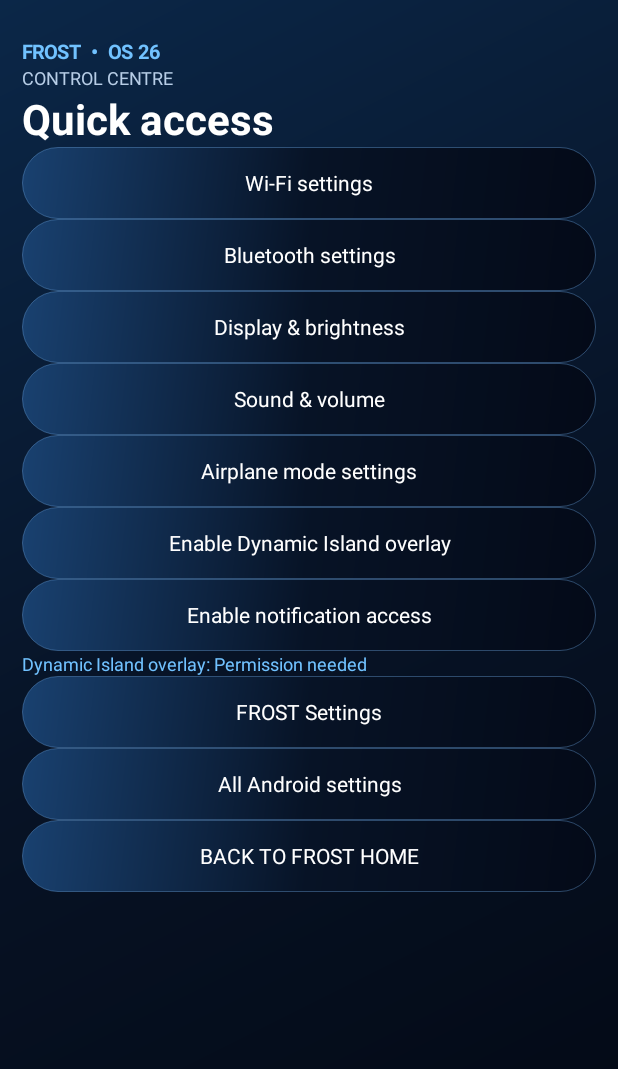
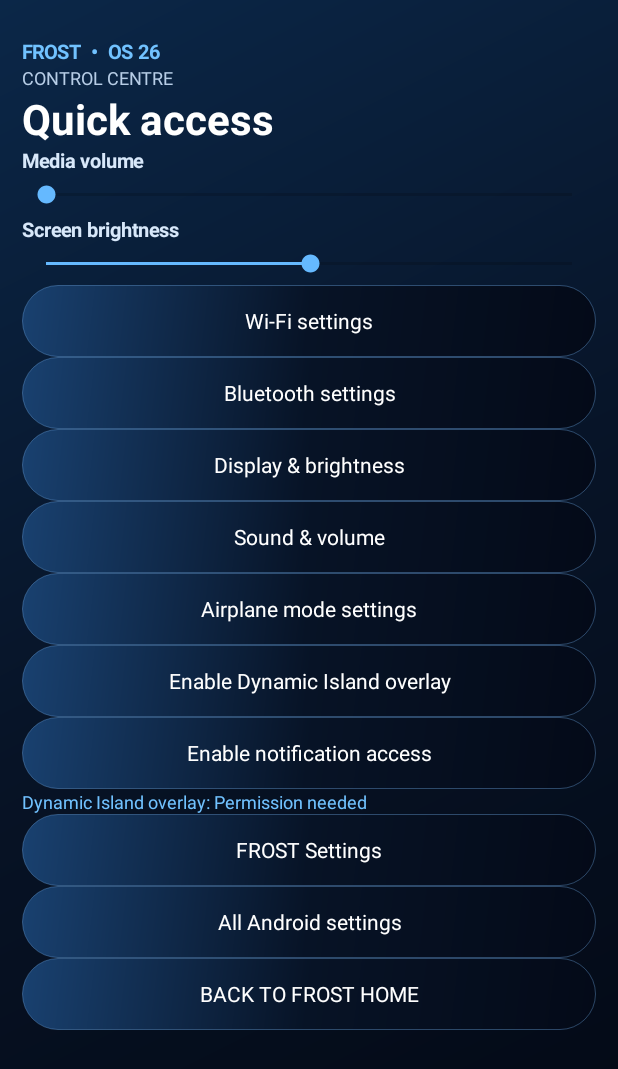
Before and after one commit to vince551/Frost-os-26, an Android app: the screen it shows after launch (MainActivity), after a tap on "CONTROL CENTRE", on a phone screen of 412 x 824 dp. Shown: the top 1069 px of the screen. Run offline under Robolectric (Android 15) with nearby library versions, the phone set to English and light mode, and no system bars.

Commit message:
Add working volume and brightness controls

```diff
--- a/app/src/main/java/com/vince/frostos/MainActivity.java
+++ b/app/src/main/java/com/vince/frostos/MainActivity.java
@@ -9,6 +9,7 @@ import android.graphics.Typeface;
 import android.graphics.drawable.GradientDrawable;
 import android.hardware.camera2.CameraManager;
 import android.net.Uri;
+import android.media.AudioManager;
 import android.os.Bundle;
 import android.os.Handler;
 import android.provider.Settings;
@@ -19,6 +20,7 @@ import android.widget.Button;
 import android.widget.GridLayout;
 import android.widget.LinearLayout;
 import android.widget.ScrollView;
+import android.widget.SeekBar;
 import android.widget.TextView;
 import java.text.SimpleDateFormat;
 import java.util.Collections;
@@ -274,6 +276,8 @@ public class MainActivity extends Activity {
     private void showControlCentre() {
         base("CONTROL CENTRE");
         root.addView(text("Quick access", 28, white, true));
+        addVolumeControl();
+        addBrightnessControl();
         root.addView(button("Wi-Fi settings", () -> openSettings(Settings.ACTION_WIFI_SETTINGS)));
         root.addView(button("Bluetooth settings", () -> openSettings(Settings.ACTION_BLUETOOTH_SETTINGS)));
         root.addView(button("Display & brightness", () -> openSettings(Settings.ACTION_DISPLAY_SETTINGS)));
@@ -285,6 +289,52 @@ public class MainActivity extends Activity {
         root.addView(button("FROST Settings", this::showFrostSettings));
         root.addView(button("All Android settings", () -> openSettings(Settings.ACTION_SETTINGS)));
         root.addView(button("BACK TO FROST HOME", this::showHome));
+    }
+
+    private void addVolumeControl() {
+        AudioManager audio = (AudioManager) getSystemService(AUDIO_SERVICE);
+        int max = audio.getStreamMaxVolume(AudioManager.STREAM_MUSIC);
+        int current = audio.getStreamVolume(AudioManager.STREAM_MUSIC);
+        root.addView(text("Media volume", 13, 0xFFD8E8FA, true));
+        SeekBar seek = new SeekBar(this);
+        seek.setMax(Math.max(1, max));
+        seek.setProgress(current);
+        seek.setOnSeekBarChangeListener(new SeekBar.OnSeekBarChangeListener() {
+            @Override public void onProgressChanged(SeekBar bar, int value, boolean fromUser) {
+                if (fromUser) audio.setStreamVolume(AudioManager.STREAM_MUSIC, value, 0);
+            }
+            @Override public void onStartTrackingTouch(SeekBar bar) {}
+            @Override public void onStopTrackingTouch(SeekBar bar) {}
+        });
+        root.addView(seek, new LinearLayout.LayoutParams(-1, 42));
+    }
+
+    private void addBrightnessControl() {
+        root.addView(text("Screen brightness", 13, 0xFFD8E8FA, true));
+        SeekBar seek = new SeekBar(this);
+        seek.setMax(255);
+        int current = 128;
+        try { current = Settings.System.getInt(getContentResolver(), Settings.System.SCREEN_BRIGHTNESS); }
+        catch (Exception ignored) {}
+        seek.setProgress(Math.max(1, current));
+        boolean allowed = Settings.System.canWrite(this);
+        seek.setEnabled(allowed);
+        seek.setOnSeekBarChangeListener(new SeekBar.OnSeekBarChangeListener() {
+            @Override public void onProgressChanged(SeekBar bar, int value, boolean fromUser) {
+                if (fromUser && Settings.System.canWrite(MainActivity.this)) {
+                    Settings.System.putInt(getContentResolver(), Settings.System.SCREEN_BRIGHTNESS, Math.max(1, value));
+                }
+            }
+            @Override public void onStartTrackingTouch(SeekBar bar) {}
+            @Override public void onStopTrackingTouch(SeekBar bar) {}
+        });
+        root.addView(seek, new LinearLayout.LayoutParams(-1, 42));
+        if (!allowed) root.addView(button("Allow brightness control", () -> {
+            try {
+                startActivity(new Intent(Settings.ACTION_MANAGE_WRITE_SETTINGS,
+                    Uri.parse("package:" + getPackageName())));
+            } catch (Exception e) { openSettings(Settings.ACTION_DISPLAY_SETTINGS); }
+        }));
     }
 
     private void requestIslandOverlay() {
```
